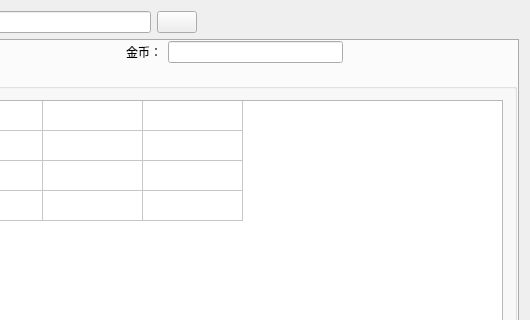
Qt form MLAssistTool/GamePlayerDataWgt.ui (HBACC0005240/MLAssist) before a commit; both pictures show x 491 to 1021 and y 0 to 320 of the 1021 by 682 pixel window.
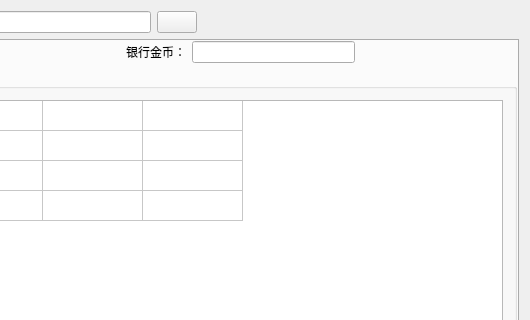
The same form after that commit. Icons and pictures are not drawn.

The edit to the form file:
```diff
--- a/MLAssistTool/GamePlayerDataWgt.ui
+++ b/MLAssistTool/GamePlayerDataWgt.ui
@@ -232,7 +232,7 @@
                <item>
                 <widget class="QLabel" name="label_2">
                  <property name="text">
-                  <string>金币：</string>
+                  <string>银行金币：</string>
                  </property>
                 </widget>
                </item>
```
